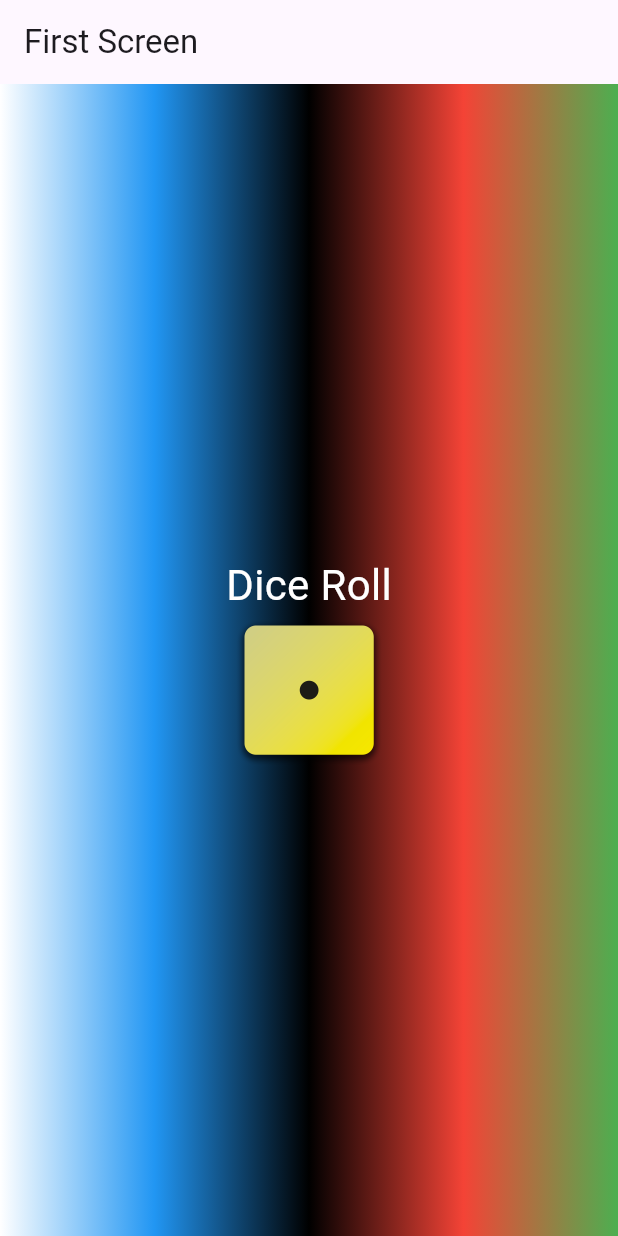
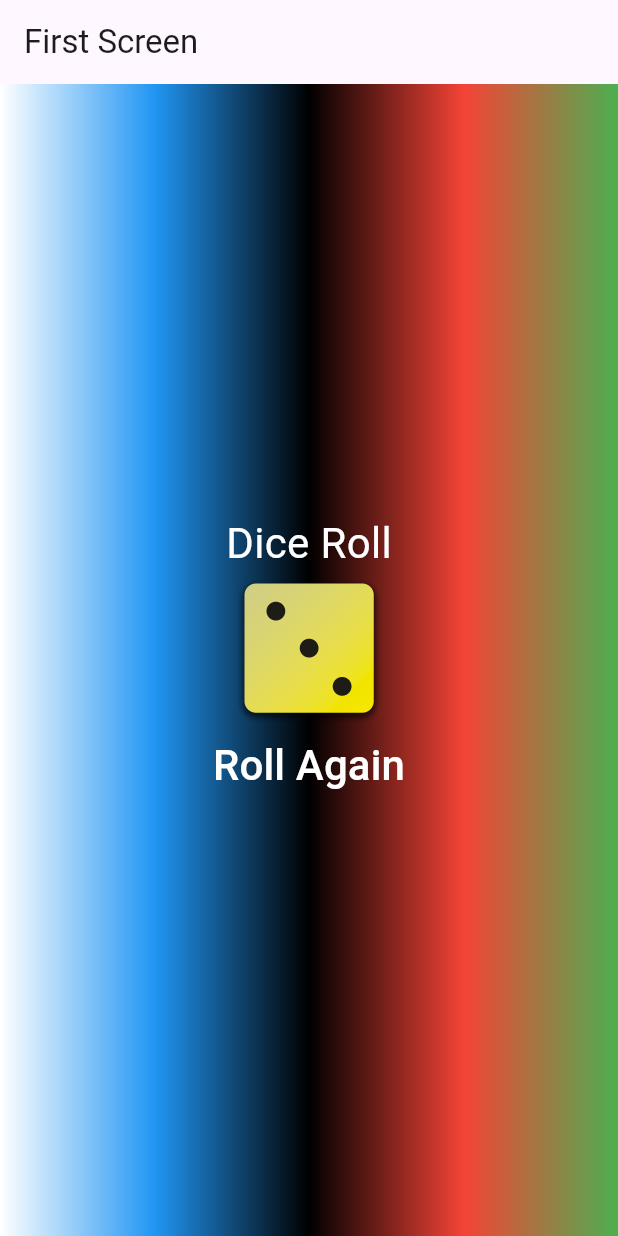
Before and after one commit to KevinFraga/flutter_dice_roll, a Flutter app: the screen it shows after launch, on a phone screen of 412 x 824 dp. Run offline on Flutter 3.47's test engine with Material 3 defaults, Android fonts, the phone set to English and light mode, and no system bars.

Commit message:
feat: dice_roller

```diff
--- /dev/null
+++ b/lib/dice_roller.dart
@@ -0,0 +1,47 @@
+import 'package:dice_roll_app/big_white_text.dart';
+import 'package:flutter/material.dart';
+
+class DiceRoller extends StatefulWidget {
+  const DiceRoller({super.key});
+
+  @override
+  State<DiceRoller> createState() {
+    return _DiceRollerState();
+  }
+}
+
+class _DiceRollerState extends State<DiceRoller> {
+  var diceNumber = 3;
+
+  void rollDice() {
+    if (diceNumber < 6) {
+      setState(() {
+        diceNumber++;
+      });
+    } else {
+      setState(() {
+        diceNumber = 1;
+      });
+    }
+  }
+
+  @override
+  Widget build(BuildContext context) {
+    return Column(
+      children: [
+        Image.asset(
+          "assets/images/dice-$diceNumber.png",
+          width: 100,
+        ),
+        TextButton(
+          onPressed: rollDice,
+          style: TextButton.styleFrom(
+            padding: const EdgeInsets.all(8),
+            foregroundColor: Colors.purple,
+          ),
+          child: const BigWhiteText('Roll Again'),
+        ),
+      ],
+    );
+  }
+}
--- a/lib/main.dart
+++ b/lib/main.dart
@@ -1,3 +1,4 @@
+import 'package:dice_roll_app/dice_roller.dart';
 import 'package:flutter/material.dart';
 import 'package:dice_roll_app/big_white_text.dart';
 import 'package:dice_roll_app/gradient_container.dart';
@@ -20,8 +21,8 @@ class MyApp extends StatelessWidget {
         appBar: AppBar(
           title: const Text('First Screen'),
         ),
-        body: GradientContainer(
-          colors: const [
+        body: const GradientContainer(
+          colors: [
             Colors.white,
             Colors.blue,
             Colors.black,
@@ -31,12 +32,10 @@ class MyApp extends StatelessWidget {
           child: Center(
             child: Column(
               mainAxisAlignment: MainAxisAlignment.center,
+              mainAxisSize: MainAxisSize.min,
               children: [
-                const BigWhiteText('Dice Roll'),
-                Image.asset(
-                  'assets/images/dice-1.png',
-                  width: 100,
-                ),
+                BigWhiteText('Dice Roll'),
+                DiceRoller(),
               ],
             ),
           ),
```
